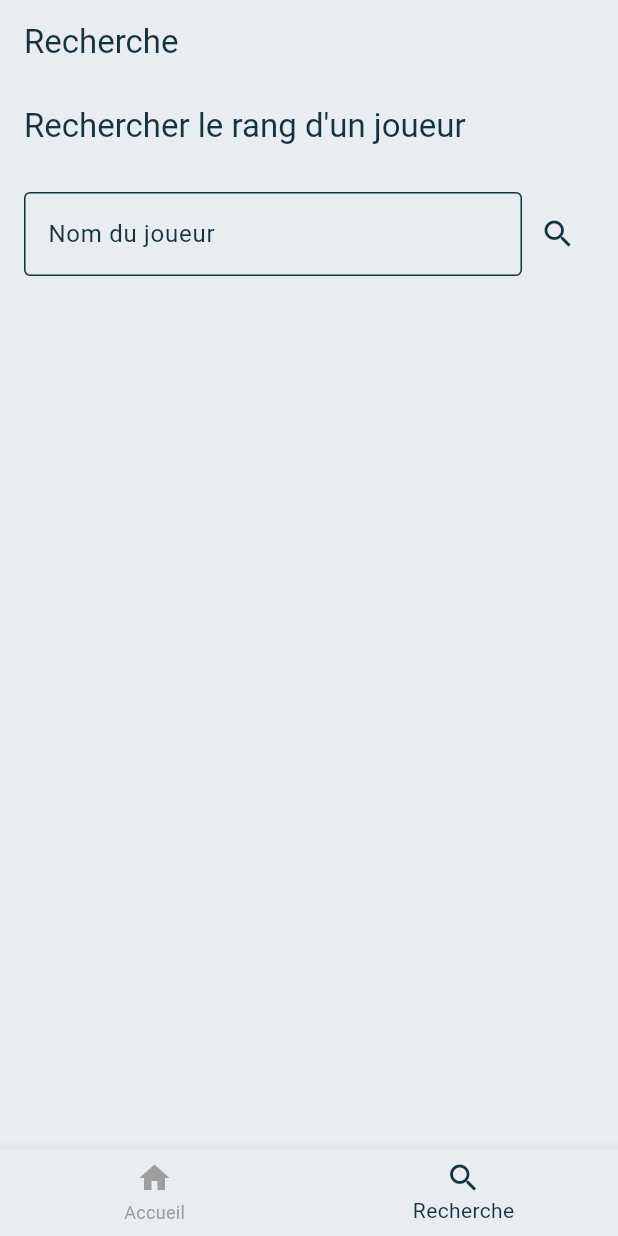
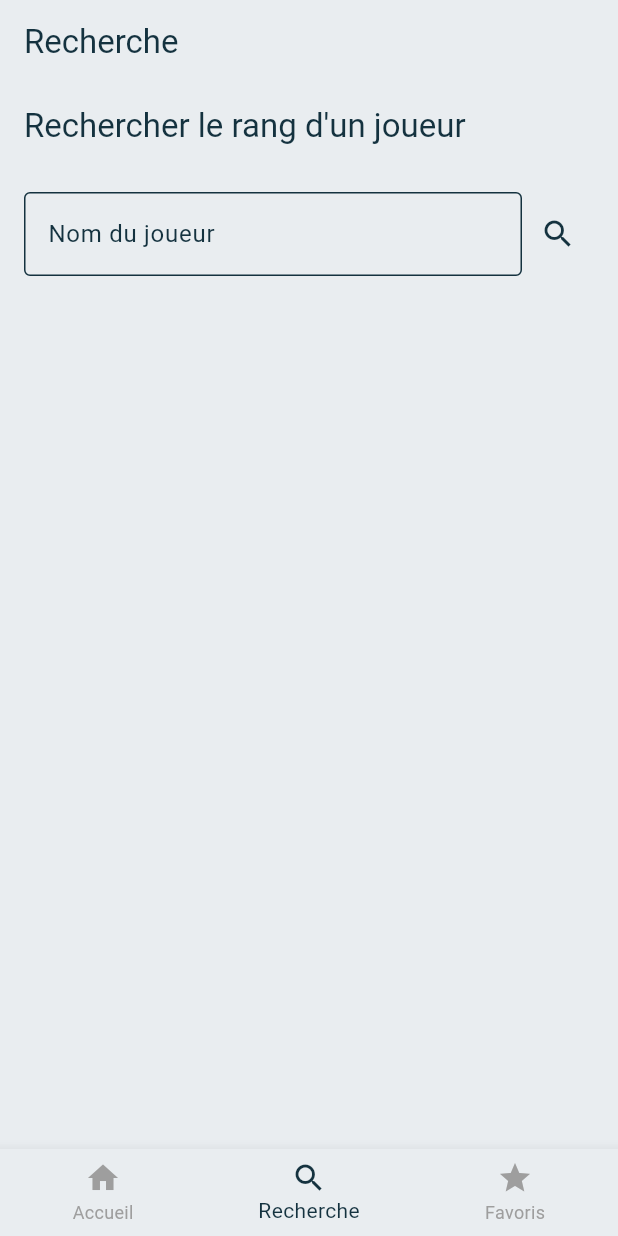
Before and after one commit to antoinecaby/nexustracker, a Flutter app: the screen it shows after launch, item 2 of the bottom bar chosen, on a phone screen of 412 x 824 dp. Run offline on Flutter 3.47's test engine with Material 3 defaults, Android fonts, the phone set to English and light mode, and no system bars.

Commit message:
Rendu projet v1

```diff
--- a/lib/api_service.dart
+++ b/lib/api_service.dart
@@ -2,7 +2,7 @@ import 'dart:convert';
 import 'package:http/http.dart' as http;
 
 Future<String> fetchSummonerRank(String summonerName) async {
-  final String apiKey = 'RGAPI-274cf6df-0a89-46a1-b047-7204996bbf64';
+  final String apiKey = 'RGAPI-1c8e506b-cd67-4402-81f0-39f7d3639c45';
   final String region = 'euw1';
 
   final encodedSummonerName = Uri.encodeComponent(summonerName);
--- a/lib/main.dart
+++ b/lib/main.dart
@@ -46,6 +46,7 @@ class _MyNavigationBarState extends State<MyNavigationBar> {
   final List<Widget> _widgetOptions = <Widget>[
     HomePage(),
     SearchPage(),
+    FavoritesPage(), // Nouvelle page des favoris
   ];
 
   String _currentPageTitle = 'Accueil';
@@ -65,6 +66,9 @@ class _MyNavigationBarState extends State<MyNavigationBar> {
       case 1:
         _currentPageTitle = 'Recherche';
         break;
+      case 2:
+        _currentPageTitle = 'Favoris'; // Titre pour la page des favoris
+        break;
     }
   }
 
@@ -72,23 +76,17 @@ class _MyNavigationBarState extends State<MyNavigationBar> {
   Widget build(BuildContext context) {
     return Scaffold(
       appBar: AppBar(
-        title: Text(
-          _currentPageTitle,
-        ),
+        title: Text(_currentPageTitle),
       ),
       body: Center(
         child: _widgetOptions.elementAt(_selectedIndex),
       ),
       bottomNavigationBar: BottomNavigationBar(
         items: const <BottomNavigationBarItem>[
+          BottomNavigationBarItem(icon: Icon(Icons.home), label: 'Accueil'),
+          BottomNavigationBarItem(icon: Icon(Icons.search), label: 'Recherche'),
           BottomNavigationBarItem(
-            icon: Icon(Icons.home),
-            label: 'Accueil',
-          ),
-          BottomNavigationBarItem(
-            icon: Icon(Icons.search),
-            label: 'Recherche',
-          ),
+              icon: Icon(Icons.star), label: 'Favoris'), // Icône des favoris
         ],
         currentIndex: _selectedIndex,
         onTap: _onItemTapped,
@@ -125,7 +123,7 @@ class SearchPage extends StatefulWidget {
 
 class _SearchPageState extends State<SearchPage> {
   TextEditingController _summonerNameController = TextEditingController();
-  String? _playerInfo;
+  dynamic _playerInfo = null; // Initialiser _playerInfo à null
 
   @override
   Widget build(BuildContext context) {
@@ -169,21 +167,26 @@ class _SearchPageState extends State<SearchPage> {
               ],
             ),
             if (_playerInfo !=
-                null) // Condition pour afficher la carte seulement si _playerInfo n'est pas nulle
+                null) // Afficher seulement si _playerInfo n'est pas null
               Expanded(
                 child: Center(
-                  child: Container(
+                  child: _playerInfo is Widget
+                      ? _playerInfo
+                      : Stack(
+                          children: [
+                            Container(
                               width: MediaQuery.of(context).size.width * 0.8,
                               decoration: BoxDecoration(
                                 color: const Color(0xFF14323F),
-                      border:
-                          Border.all(color: const Color(0xFFF9B100), width: 1),
+                                border: Border.all(
+                                    color: const Color(0xFFF9B100), width: 1),
                                 borderRadius: BorderRadius.circular(4),
                               ),
                               child: Column(
                                 mainAxisSize: MainAxisSize.min,
                                 children: <Widget>[
-                        const Icon(Icons.person, size: 50, color: Colors.white),
+                                  const Icon(Icons.person,
+                                      size: 50, color: Colors.white),
                                   const SizedBox(height: 8),
                                   Text(
                                     _summonerNameController.text,
@@ -193,12 +196,38 @@ class _SearchPageState extends State<SearchPage> {
                                   ),
                                   const SizedBox(height: 4),
                                   Text(
-                          _playerInfo!,
+                                    _playerInfo ?? 'Aucune information',
                                     style: const TextStyle(color: Colors.white),
                                     textAlign: TextAlign.center,
                                   ),
                                 ],
                               ),
+                            ),
+                            Positioned(
+                              top: 0,
+                              right: 0,
+                              child: IconButton(
+                                icon: FavoriteService.isFavorite(
+                                        _summonerNameController.text)
+                                    ? Icon(Icons.star, color: Colors.yellow)
+                                    : Icon(Icons.star_border,
+                                        color: Colors.white),
+                                onPressed: () {
+                                  setState(() {
+                                    final summonerName =
+                                        _summonerNameController.text;
+                                    if (FavoriteService.isFavorite(
+                                        summonerName)) {
+                                      FavoriteService.removeFavorite(
+                                          summonerName);
+                                    } else {
+                                      FavoriteService.addFavorite(summonerName);
+                                    }
+                                  });
+                                },
+                              ),
+                            ),
+                          ],
                         ),
                 ),
               ),
@@ -216,8 +245,74 @@ class _SearchPageState extends State<SearchPage> {
       });
     } catch (e) {
       setState(() {
-        _playerInfo = 'Erreur lors de la récupération du rang du joueur';
+        _playerInfo = const Column(
+          mainAxisAlignment: MainAxisAlignment.center,
+          children: <Widget>[
+            Icon(Icons.warning, size: 50, color: Colors.red),
+            SizedBox(height: 8),
+            Text('Utilisateur non-trouvé',
+                style: TextStyle(fontSize: 20, color: Colors.black)),
+          ],
+        );
       });
     }
   }
 }
+
+class FavoriteService {
+  static final Set<String> _favorites = <String>{};
+
+  static Set<String> get favorites => _favorites;
+
+  static void addFavorite(String summonerName) {
+    _favorites.add(summonerName);
+  }
+
+  static void removeFavorite(String summonerName) {
+    _favorites.remove(summonerName);
+  }
+
+  static bool isFavorite(String summonerName) {
+    return _favorites.contains(summonerName);
+  }
+}
+
+class FavoritesPage extends StatefulWidget {
+  @override
+  _FavoritesPageState createState() => _FavoritesPageState();
+}
+
+class _FavoritesPageState extends State<FavoritesPage> {
+  void _updateFavorites() {
+    // Cette fonction vide est juste un prétexte pour utiliser setState
+    setState(() {
+      // setState va forcer l'interface à se redessiner
+    });
+  }
+
+  @override
+  Widget build(BuildContext context) {
+    final favorites = FavoriteService.favorites;
+
+    return Scaffold(
+      body: favorites.isEmpty
+          ? Center(child: Text('Aucun favori ajouté.'))
+          : ListView.builder(
+              itemCount: favorites.length,
+              itemBuilder: (context, index) {
+                final summonerName = favorites.elementAt(index);
+                return ListTile(
+                  title: Text(summonerName),
+                  trailing: IconButton(
+                    icon: Icon(Icons.delete),
+                    onPressed: () {
+                      FavoriteService.removeFavorite(summonerName);
+                      _updateFavorites(); // Mise à jour des favoris
+                    },
+                  ),
+                );
+              },
+            ),
+    );
+  }
+}
```
Also changed, not shown: 1 other file. Lines whose indentation alone changed are shown as unchanged.
